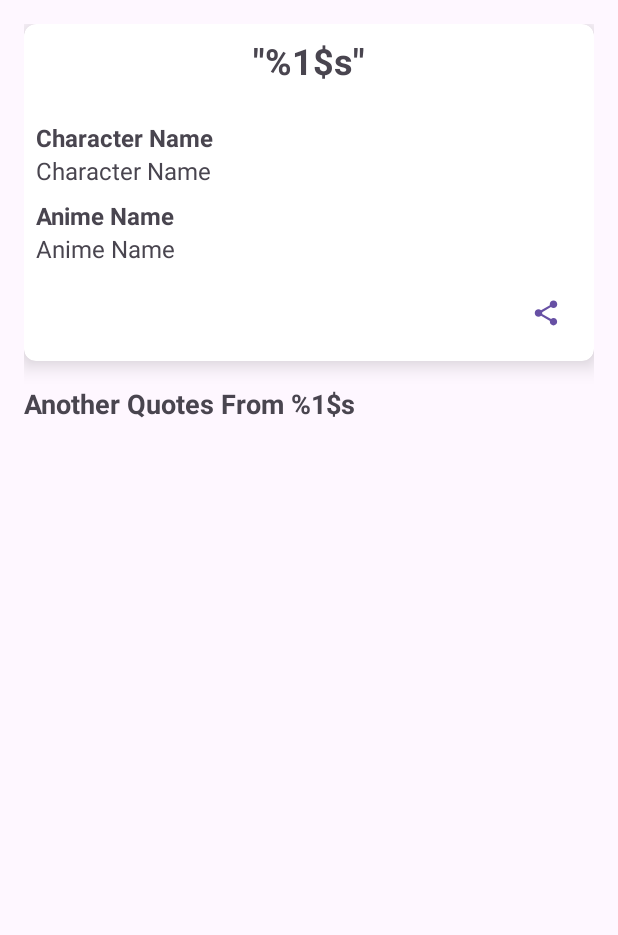
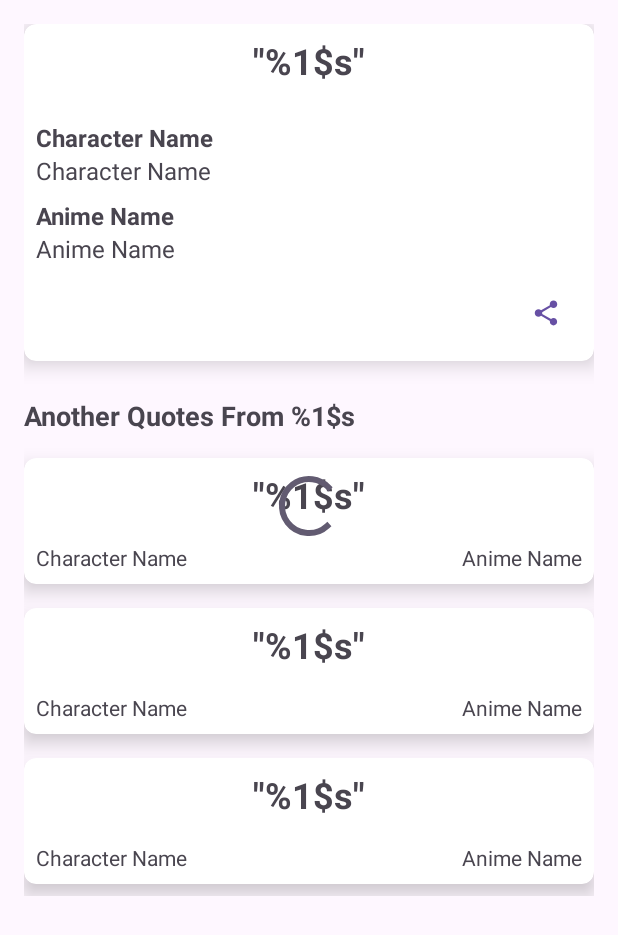
Before and after one commit to nandaarya/AnimeQuotes, an Android app: the layout fragment_detail.xml on its own in the app's theme, with its tools: preview values and no code run, on a phone screen of 412 x 824 dp. Shown: the top 935 px of the screen. Run offline under Robolectric (Android 15) with nearby library versions, the phone set to English and light mode, and no system bars.

Commit message:
fix detail layout

```diff
--- a/app/src/main/java/com/example/animequotes/ui/di/AppModule.kt
+++ b/app/src/main/java/com/example/animequotes/ui/di/AppModule.kt
@@ -1,5 +1,6 @@
 package com.example.animequotes.ui.di
 
+import com.example.animequotes.ui.detail.DetailViewModel
 import com.example.animequotes.ui.home.HomeViewModel
 import com.example.core.domain.usecase.QuotesInteractor
 import com.example.core.domain.usecase.QuotesUseCase
@@ -12,4 +13,5 @@ val useCaseModule = module {
 
 val viewModelModule = module {
     viewModel { HomeViewModel(get()) }
+    viewModel { DetailViewModel(get()) }
 }
--- a/app/src/main/res/layout/fragment_detail.xml
+++ b/app/src/main/res/layout/fragment_detail.xml
@@ -113,6 +113,7 @@
             android:text="@string/another_quotes"
             android:textSize="18sp"
             android:textStyle="bold"
+            android:layout_marginVertical="8dp"
             app:layout_constraintTop_toBottomOf="@+id/cv_quote_data"
             app:layout_constraintBottom_toTopOf="@id/rv_quotes"
             app:layout_constraintEnd_toEndOf="parent"
@@ -120,18 +121,30 @@
 
         <androidx.recyclerview.widget.RecyclerView
             android:id="@+id/rv_quotes"
-            android:layout_width="0dp"
-            android:layout_height="0dp"
+            android:layout_width="match_parent"
+            android:layout_height="wrap_content"
             android:orientation="horizontal"
             android:scrollbars="horizontal"
             android:overScrollMode="never"
-            android:scrollbarSize="0dp"
+            android:scrollbarSize="10dp"
             app:layout_constraintBottom_toBottomOf="parent"
             app:layout_constraintEnd_toEndOf="parent"
             app:layout_constraintStart_toStartOf="parent"
             app:layout_constraintTop_toBottomOf="@+id/tv_another_quotes_label"
-            android:layout_marginVertical="16dp"
+            android:layout_marginBottom="16dp"
             tools:listitem="@layout/item_list_quotes" />
+
+        <ProgressBar
+            android:id="@+id/loadingBar"
+            style="?android:attr/progressBarStyle"
+            android:layout_width="wrap_content"
+            android:layout_height="wrap_content"
+            android:layout_marginTop="24dp"
+            android:visibility="visible"
+            app:layout_constraintEnd_toEndOf="parent"
+            app:layout_constraintStart_toStartOf="parent"
+            app:layout_constraintTop_toBottomOf="@id/tv_another_quotes_label"
+            tools:visibility="visible" />
 
     </androidx.constraintlayout.widget.ConstraintLayout>
 
--- a/app/src/main/res/navigation/main_navigation.xml
+++ b/app/src/main/res/navigation/main_navigation.xml
@@ -21,6 +21,7 @@
         tools:layout="@layout/fragment_detail" >
         <action
             android:id="@+id/action_detailFragment_self"
-            app:destination="@id/detailFragment" />
+            app:destination="@id/detailFragment"
+            app:launchSingleTop="false" />
     </fragment>
 </navigation>
--- a/core/src/main/java/com/example/core/data/remote/network/ApiService.kt
+++ b/core/src/main/java/com/example/core/data/remote/network/ApiService.kt
@@ -13,4 +13,9 @@ interface ApiService {
     suspend fun getQuotesByAnime(
         @Query("title") title: String? = null
     ): List<GetQuotesByAnimeResponseItem>
+
+    @GET("/api/quotes/character")
+    suspend fun getQuotesByCharacter(
+        @Query("name") name: String? = null
+    ): List<GetQuotesByAnimeResponseItem>
 }
```
Also changed, not shown: app/src/main/java/com/example/animequotes/ui/detail/DetailFragment.kt (+44 -16 lines), app/src/main/java/com/example/animequotes/ui/detail/DetailViewModel.kt (+19 -1 lines), app/src/main/java/com/example/animequotes/ui/home/HomeFragment.kt (+29 -17 lines), core/src/main/java/com/example/core/data/QuotesRepository.kt (+4 -4 lines), core/src/main/java/com/example/core/data/remote/RemoteDataSource.kt (+24 -0 lines).
